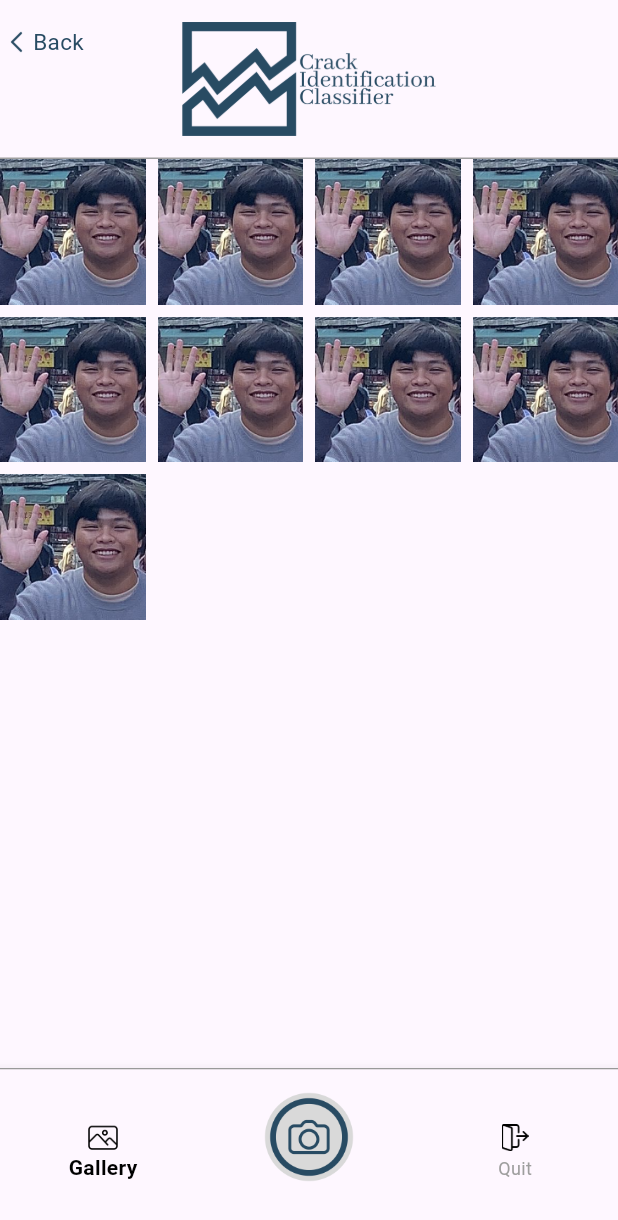
After one commit to ZnerB16/BayesCrack, a Flutter app: the FolderView screen opened directly, on a phone screen of 412 x 824 dp. The commit adds this screen. Shown: the top 1220 px of the screen. Run offline on Flutter 3.47's test engine with Material 3 defaults, Android fonts, the phone set to English and light mode, and no system bars; our stand-ins replace camera, geocoding, location, permission_handler, sqflite; missing offline and left inert: tflite_flutter; accounts and stored records are empty.

Commit message:
Added formatting for Gallery, added folder flow

```diff
--- /dev/null
+++ b/lib/folder_view.dart
@@ -0,0 +1,36 @@
+import 'package:flutter/material.dart';
+import 'gallery.dart';
+
+
+class FolderView extends StatelessWidget {
+  @override
+  Widget build(BuildContext context) {
+    return Scaffold(
+      appBar: CustomAppBar(),
+      body: ImageGrid(),
+      bottomNavigationBar: CustomBottomNavigationBar(),
+    );
+  }
+}
+
+
+class ImageGrid extends StatelessWidget {
+  @override
+  Widget build(BuildContext context) {
+
+    return GridView.builder(
+      itemCount: 9,
+      gridDelegate: SliverGridDelegateWithFixedCrossAxisCount(
+        crossAxisCount: 4, // roooowsss
+        crossAxisSpacing: 8.0,
+        mainAxisSpacing: 8.0,
+      ),
+      itemBuilder: (context, index) {
+        return Image.asset(
+          'assets/images/brenz.png',
+          fit: BoxFit.cover,
+        );
+      },
+    );
+  }
+}
--- a/pubspec.yaml
+++ b/pubspec.yaml
@@ -99,6 +99,7 @@ flutter:
      - assets/images/logout.png
      - assets/images/photo.png
      - assets/images/tobedeleted.gif
+     - assets/images/folder.png
 
 
 
```
Also changed, not shown: lib/folders.dart (added, +50 -0 lines), lib/gallery.dart (+40 -1 lines), assets/images/folder.png (added).
